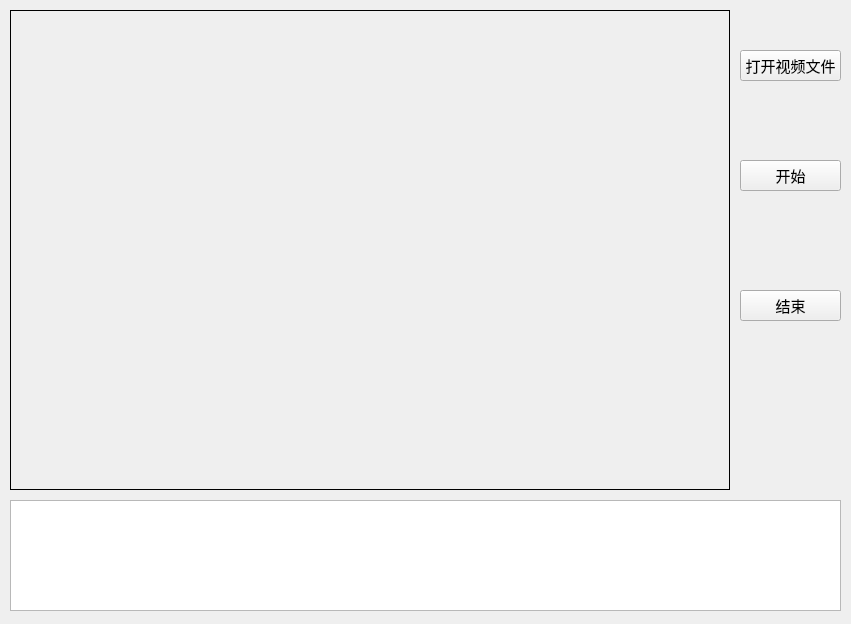
Qt form MainWindow.ui (ttzhub/ssd_pyqt2) before a commit.
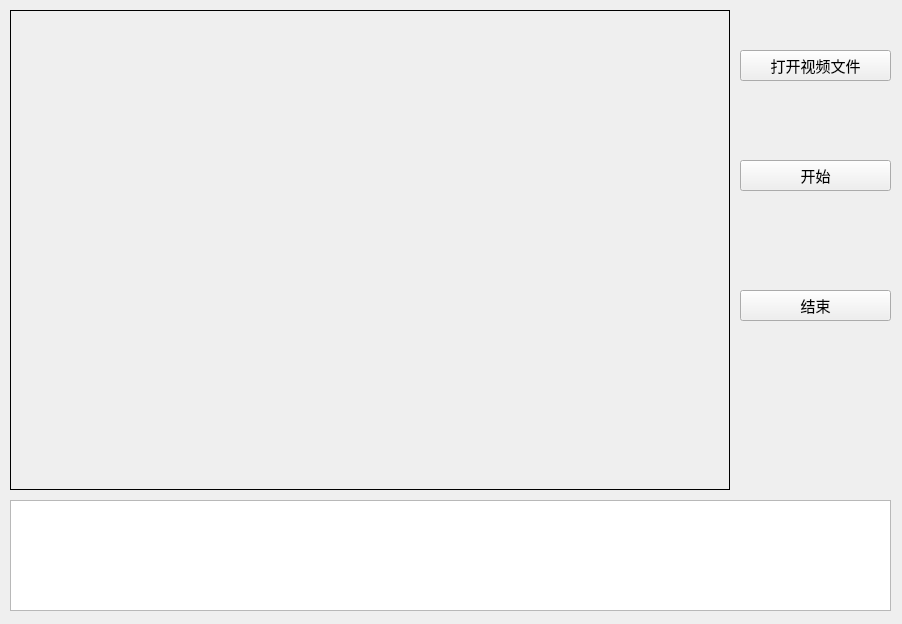
The same form after that commit.

Commit message: Add:添加播放结束的响应

Diff of the .ui file:
```diff
--- a/MainWindow.ui
+++ b/MainWindow.ui
@@ -6,7 +6,7 @@
    <rect>
     <x>0</x>
     <y>0</y>
-    <width>851</width>
+    <width>902</width>
     <height>624</height>
    </rect>
   </property>
@@ -41,7 +41,7 @@
      <rect>
       <x>740</x>
       <y>160</y>
-      <width>101</width>
+      <width>151</width>
       <height>31</height>
      </rect>
     </property>
@@ -60,7 +60,7 @@
      <rect>
       <x>740</x>
       <y>290</y>
-      <width>101</width>
+      <width>151</width>
       <height>31</height>
      </rect>
     </property>
@@ -79,7 +79,7 @@
      <rect>
       <x>10</x>
       <y>500</y>
-      <width>831</width>
+      <width>881</width>
       <height>111</height>
      </rect>
     </property>
@@ -89,7 +89,7 @@
      <rect>
       <x>740</x>
       <y>50</y>
-      <width>101</width>
+      <width>151</width>
       <height>31</height>
      </rect>
     </property>
```
The commit also changes 2 other files.
